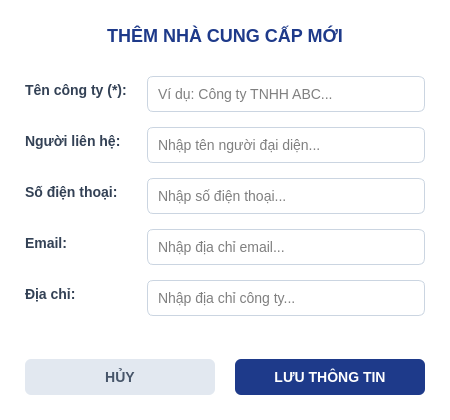
This is src/gui/supplier_dialog.ui in letrankhang/Supermarket_Manager as Qt 5 draws it before an edit. The edited form follows.
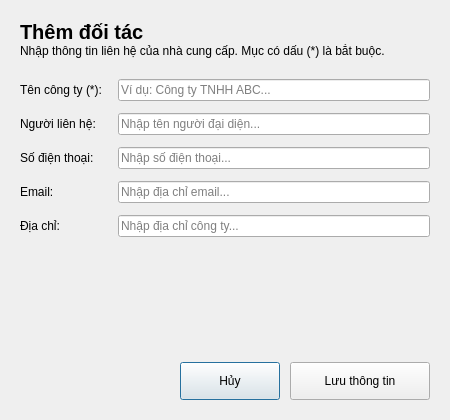
This is the edited form. Icons and pictures are not drawn.

Commit message: style: optimize UI theme

What changed in the file:
```diff
--- a/src/gui/supplier_dialog.ui
+++ b/src/gui/supplier_dialog.ui
@@ -4,44 +4,594 @@
  <widget class="QDialog" name="SupplierDialog">
   <property name="geometry"><rect><x>0</x><y>0</y><width>450</width><height>420</height></rect></property>
   <property name="windowTitle"><string>Thông tin Nhà cung cấp</string></property>
-  <property name="styleSheet"><string>background-color: white; font-size: 14px;</string></property>
+  <property name="styleSheet">
+   <string notr="true">QDialog#SupplierDialog {
+    background-color: #ffffff;
+    color: #0f172a;
+    font-family: &quot;Segoe UI&quot;, Arial, sans-serif;
+}
+QWidget {
+    font-family: &quot;Segoe UI&quot;, Arial, sans-serif;
+}
+QLabel {
+    background-color: transparent;
+    border: none;
+    color: #0f172a;
+}
+
+QLineEdit,
+QComboBox,
+QDateEdit,
+QSpinBox,
+QDoubleSpinBox {
+    background-color: #ffffff;
+    border: 1px solid #e2e8f0;
+    border-radius: 8px;
+    padding: 0px 12px;
+    min-height: 38px;
+    font-size: 13px;
+    color: #0f172a;
+    selection-background-color: #1d4ed8;
+    selection-color: #ffffff;
+}
+QTextEdit {
+    background-color: #ffffff;
+    border: 1px solid #e2e8f0;
+    border-radius: 8px;
+    padding: 8px 10px;
+    font-size: 13px;
+    color: #0f172a;
+    selection-background-color: #1d4ed8;
+    selection-color: #ffffff;
+}
+QLineEdit:hover,
+QComboBox:hover,
+QDateEdit:hover,
+QSpinBox:hover,
+QDoubleSpinBox:hover,
+QTextEdit:hover {
+    border: 1px solid #cbd5e1;
+}
+QLineEdit:focus,
+QComboBox:focus,
+QDateEdit:focus,
+QSpinBox:focus,
+QDoubleSpinBox:focus,
+QTextEdit:focus {
+    border: 1px solid #1d4ed8;
+}
+QLineEdit:disabled,
+QComboBox:disabled,
+QDateEdit:disabled,
+QSpinBox:disabled,
+QDoubleSpinBox:disabled {
+    background-color: #f8fafc;
+    color: #94a3b8;
+}
+QComboBox::drop-down {
+    subcontrol-origin: padding;
+    subcontrol-position: center right;
+    border: none;
+    background-color: transparent;
+    width: 26px;
+}
+QComboBox::down-arrow {
+    image: url(assets/images/chevron-down.png);
+    width: 10px;
+    height: 10px;
+}
+QComboBox::down-arrow:on {
+    image: url(assets/images/chevron-up.png);
+}
+QComboBox QAbstractItemView {
+    background-color: #ffffff;
+    border: 1px solid #e2e8f0;
+    border-radius: 8px;
+    padding: 4px;
+    outline: none;
+    selection-background-color: #eff6ff;
+    selection-color: #1d4ed8;
+}
+QSpinBox::up-button,
+QSpinBox::down-button,
+QDoubleSpinBox::up-button,
+QDoubleSpinBox::down-button,
+QDateEdit::up-button,
+QDateEdit::down-button {
+    subcontrol-origin: border;
+    width: 20px;
+    border: none;
+    background-color: transparent;
+}
+QSpinBox::up-button,
+QDoubleSpinBox::up-button,
+QDateEdit::up-button {
+    subcontrol-position: top right;
+}
+QSpinBox::down-button,
+QDoubleSpinBox::down-button,
+QDateEdit::down-button {
+    subcontrol-position: bottom right;
+}
+QSpinBox::up-button:hover,
+QSpinBox::down-button:hover,
+QDoubleSpinBox::up-button:hover,
+QDoubleSpinBox::down-button:hover,
+QDateEdit::up-button:hover,
+QDateEdit::down-button:hover {
+    background-color: #f1f5f9;
+}
+QSpinBox::up-arrow,
+QDoubleSpinBox::up-arrow,
+QDateEdit::up-arrow {
+    image: url(assets/images/chevron-up.png);
+    width: 9px;
+    height: 9px;
+}
+QSpinBox::down-arrow,
+QDoubleSpinBox::down-arrow,
+QDateEdit::down-arrow {
+    image: url(assets/images/chevron-down.png);
+    width: 9px;
+    height: 9px;
+}
+QCheckBox {
+    background-color: transparent;
+    color: #334155;
+    font-size: 13px;
+    font-weight: bold;
+    spacing: 8px;
+}
+QCheckBox::indicator {
+    width: 16px;
+    height: 16px;
+    border: 1px solid #cbd5e1;
+    border-radius: 4px;
+    background-color: #ffffff;
+}
+QCheckBox::indicator:hover {
+    border: 1px solid #1d4ed8;
+}
+QCheckBox::indicator:checked {
+    background-color: #1d4ed8;
+    border: 1px solid #1d4ed8;
+}
+
+QPushButton {
+    background-color: #ffffff;
+    color: #64748b;
+    border: 1px solid #e2e8f0;
+    border-radius: 8px;
+    padding: 0px 16px;
+    min-height: 38px;
+    font-size: 12px;
+    font-weight: bold;
+}
+QPushButton:hover {
+    background-color: #eff6ff;
+    color: #1d4ed8;
+    border: 1px solid #1d4ed8;
+}
+QPushButton:pressed {
+    background-color: #dbeafe;
+}
+QPushButton:disabled {
+    background-color: #f8fafc;
+    color: #cbd5e1;
+    border: 1px solid #e2e8f0;
+}
+QPushButton#RowActionButton {
+    background-color: transparent;
+    border: none;
+    border-radius: 6px;
+    padding: 0px;
+    min-width: 28px;
+    max-width: 28px;
+    min-height: 28px;
+    max-height: 28px;
+}
+QPushButton#RowActionButton:hover {
+    background-color: #eff6ff;
+}
+QPushButton#RowActionButton:pressed {
+    background-color: #dbeafe;
+}
+
+QTableWidget {
+    background-color: transparent;
+    border: none;
+    gridline-color: #f1f5f9;
+    font-size: 13px;
+    color: #334155;
+    outline: none;
+}
+QTableWidget::item {
+    padding: 8px;
+    border-bottom: 1px solid #f1f5f9;
+}
+QTableWidget::item:selected {
+    background-color: #eff6ff;
+    color: #1d4ed8;
+}
+QHeaderView {
+    background-color: #f8fafc;
+    border: none;
+    border-bottom: 1px solid #e2e8f0;
+}
+QHeaderView::section {
+    background-color: #f8fafc;
+    color: #64748b;
+    font-size: 11px;
+    font-weight: 700;
+    padding: 10px 8px;
+    border: none;
+    border-bottom: 1px solid #e2e8f0;
+}
+QTableCornerButton::section {
+    background-color: #f8fafc;
+    border: none;
+}
+
+QLabel[badge=&quot;info&quot;] {
+    background-color: #dbeafe;
+    color: #1d4ed8;
+    border-radius: 6px;
+    padding: 3px 10px;
+    font-size: 11px;
+    font-weight: 700;
+}
+QLabel[badge=&quot;success&quot;] {
+    background-color: #d1fae5;
+    color: #059669;
+    border-radius: 6px;
+    padding: 3px 10px;
+    font-size: 11px;
+    font-weight: 700;
+}
+QLabel[badge=&quot;warning&quot;] {
+    background-color: #ffedd5;
+    color: #ea580c;
+    border-radius: 6px;
+    padding: 3px 10px;
+    font-size: 11px;
+    font-weight: 700;
+}
+QLabel[badge=&quot;danger&quot;] {
+    background-color: #fee2e2;
+    color: #dc2626;
+    border-radius: 6px;
+    padding: 3px 10px;
+    font-size: 11px;
+    font-weight: 700;
+}
+QLabel[badge=&quot;neutral&quot;] {
+    background-color: #e2e8f0;
+    color: #64748b;
+    border-radius: 6px;
+    padding: 3px 10px;
+    font-size: 11px;
+    font-weight: 700;
+}
+QLabel[badge=&quot;violet&quot;] {
+    background-color: #ede9fe;
+    color: #6d28d9;
+    border-radius: 6px;
+    padding: 3px 10px;
+    font-size: 11px;
+    font-weight: 700;
+}
+QLabel[trend=&quot;up&quot;] {
+    background-color: #ecfdf5;
+    color: #059669;
+    border-radius: 4px;
+    padding: 2px 6px;
+    font-size: 11px;
+    font-weight: 700;
+}
+QLabel[trend=&quot;down&quot;] {
+    background-color: #fef2f2;
+    color: #dc2626;
+    border-radius: 4px;
+    padding: 2px 6px;
+    font-size: 11px;
+    font-weight: 700;
+}
+QLabel[trend=&quot;flat&quot;] {
+    background-color: #f1f5f9;
+    color: #64748b;
+    border-radius: 4px;
+    padding: 2px 6px;
+    font-size: 11px;
+    font-weight: 700;
+}
+QLabel[state=&quot;up&quot;] {
+    color: #10b981;
+    font-weight: bold;
+}
+QLabel[state=&quot;down&quot;] {
+    color: #ef4444;
+    font-weight: bold;
+}
+QLabel[state=&quot;flat&quot;] {
+    color: #64748b;
+    font-weight: bold;
+}
+QLabel[state=&quot;warning&quot;] {
+    color: #eab308;
+    font-weight: bold;
+}
+QLabel[state=&quot;safe&quot;] {
+    color: #10b981;
+}
+
+QScrollArea {
+    background-color: transparent;
+    border: none;
+}
+QScrollArea &gt; QWidget &gt; QWidget {
+    background-color: transparent;
+}
+QAbstractScrollArea::viewport {
+    background-color: transparent;
+}
+QScrollBar:vertical {
+    background-color: transparent;
+    width: 10px;
+    margin: 0px;
+    border: none;
+}
+QScrollBar::handle:vertical {
+    background-color: #cbd5e1;
+    min-height: 35px;
+    border-radius: 5px;
+}
+QScrollBar::handle:vertical:hover {
+    background-color: #94a3b8;
+}
+QScrollBar::handle:vertical:pressed {
+    background-color: #64748b;
+}
+QScrollBar::add-line:vertical,
+QScrollBar::sub-line:vertical {
+    height: 0px;
+    width: 0px;
+    background: transparent;
+    border: none;
+}
+QScrollBar::up-arrow:vertical,
+QScrollBar::down-arrow:vertical {
+    width: 0px;
+    height: 0px;
+    background: transparent;
+    border: none;
+}
+QScrollBar::add-page:vertical,
+QScrollBar::sub-page:vertical {
+    background: transparent;
+}
+QScrollBar:horizontal {
+    background-color: transparent;
+    height: 10px;
+    margin: 0px;
+    border: none;
+}
+QScrollBar::handle:horizontal {
+    background-color: #cbd5e1;
+    min-width: 35px;
+    border-radius: 5px;
+}
+QScrollBar::handle:horizontal:hover {
+    background-color: #94a3b8;
+}
+QScrollBar::handle:horizontal:pressed {
+    background-color: #64748b;
+}
+QScrollBar::add-line:horizontal,
+QScrollBar::sub-line:horizontal {
+    width: 0px;
+    height: 0px;
+    background: transparent;
+    border: none;
+}
+QScrollBar::left-arrow:horizontal,
+QScrollBar::right-arrow:horizontal {
+    width: 0px;
+    height: 0px;
+    background: transparent;
+    border: none;
+}
+QScrollBar::add-page:horizontal,
+QScrollBar::sub-page:horizontal {
+    background: transparent;
+}
+
+QMenu {
+    background-color: #ffffff;
+    border: 1px solid #e2e8f0;
+    border-radius: 8px;
+    padding: 6px;
+}
+QMenu::item {
+    background-color: transparent;
+    color: #334155;
+    border-radius: 6px;
+    padding: 7px 18px;
+    font-size: 13px;
+}
+QMenu::item:selected {
+    background-color: #eff6ff;
+    color: #1d4ed8;
+}
+QMenu::separator {
+    height: 1px;
+    background-color: #e2e8f0;
+    margin: 6px 4px;
+}
+
+QLabel#lblHeaderTitle {
+    color: #0f172a;
+    padding: 0px;
+    margin: 0px;
+}
+
+QLabel#lblHeaderSubtitle {
+    color: #6b7280;
+    font-size: 12px;
+    font-weight: normal;
+    margin-top: 4px;
+}
+
+QLabel#label,
+QLabel#label_2,
+QLabel#label_3,
+QLabel#label_4,
+QLabel#label_5 {
+    color: #64748b;
+    font-size: 12px;
+    font-weight: 600;
+}
+
+QPushButton#btnSave {
+    background-color: #1d4ed8;
+    color: #ffffff;
+    border: none;
+    border-radius: 8px;
+    padding: 0px 20px;
+    min-height: 38px;
+    font-size: 13px;
+    font-weight: 700;
+}
+QPushButton#btnSave:hover {
+    background-color: #1e3a8a;
+}
+QPushButton#btnSave:pressed {
+    background-color: #1e40af;
+}
+QPushButton#btnSave:disabled {
+    background-color: #cbd5e1;
+    color: #f8fafc;
+}
+</string>
+  </property>
   <layout class="QVBoxLayout" name="verticalLayout">
-   <property name="spacing"><number>20</number></property>
-   <property name="margin"><number>25</number></property>
+   <property name="spacing"><number>16</number></property>
+   <property name="leftMargin"><number>20</number></property>
+   <property name="topMargin"><number>20</number></property>
+   <property name="rightMargin"><number>20</number></property>
+   <property name="bottomMargin"><number>20</number></property>
    <item>
-    <widget class="QLabel" name="lblHeader">
-     <property name="text"><string>THÊM NHÀ CUNG CẤP MỚI</string></property>
-     <property name="styleSheet"><string>font-size: 18px; font-weight: bold; color: #1e3a8a; margin-bottom: 10px;</string></property>
-     <property name="alignment"><set>Qt::AlignCenter</set></property>
-    </widget>
+    <layout class="QHBoxLayout" name="horizontalLayout_header">
+     <item>
+      <layout class="QVBoxLayout" name="verticalLayout_header">
+       <property name="spacing">
+        <number>0</number>
+       </property>
+       <property name="bottomMargin">
+        <number>5</number>
+       </property>
+       <item>
+        <widget class="QLabel" name="lblHeaderTitle">
+         <property name="font">
+          <font>
+           <pointsize>15</pointsize>
+           <bold>true</bold>
+          </font>
+         </property>
+         <property name="text">
+          <string>Thêm đối tác</string>
+         </property>
+        </widget>
+       </item>
+       <item>
+        <widget class="QLabel" name="lblHeaderSubtitle">
+         <property name="wordWrap">
+          <bool>true</bool>
+         </property>
+         <property name="text">
+          <string>Nhập thông tin liên hệ của nhà cung cấp. Mục có dấu (*) là bắt buộc.</string>
+         </property>
+        </widget>
+       </item>
+      </layout>
+     </item>
+    </layout>
    </item>
    <item>
     <layout class="QFormLayout" name="formLayout">
-     <property name="verticalSpacing"><number>15</number></property>
+     <property name="labelAlignment">
+      <set>Qt::AlignmentFlag::AlignLeading|Qt::AlignmentFlag::AlignLeft|Qt::AlignmentFlag::AlignVCenter</set>
+     </property>
+     <property name="verticalSpacing"><number>12</number></property>
 
-     <item row="0" column="0"><widget class="QLabel" name="label"><property name="text"><string>Tên công ty (*):</string></property><property name="styleSheet"><string>font-weight: bold; color: #334155;</string></property></widget></item>
-     <item row="0" column="1"><widget class="QLineEdit" name="txtCompanyName"><property name="placeholderText"><string>Ví dụ: Công ty TNHH ABC...</string></property><property name="styleSheet"><string>border: 1px solid #cbd5e1; border-radius: 6px; padding: 8px;</string></property></widget></item>
+     <item row="0" column="0"><widget class="QLabel" name="label"><property name="text"><string>Tên công ty (*):</string></property></widget></item>
+     <item row="0" column="1"><widget class="QLineEdit" name="txtCompanyName"><property name="placeholderText"><string>Ví dụ: Công ty TNHH ABC...</string></property></widget></item>
 
-     <item row="1" column="0"><widget class="QLabel" name="label_2"><property name="text"><string>Người liên hệ:</string></property><property name="styleSheet"><string>font-weight: bold; color: #334155;</string></property></widget></item>
-     <item row="1" column="1"><widget class="QLineEdit" name="txtContactName"><property name="placeholderText"><string>Nhập tên người đại diện...</string></property><property name="styleSheet"><string>border: 1px solid #cbd5e1; border-radius: 6px; padding: 8px;</string></property></widget></item>
+     <item row="1" column="0"><widget class="QLabel" name="label_2"><property name="text"><string>Người liên hệ:</string></property></widget></item>
+     <item row="1" column="1"><widget class="QLineEdit" name="txtContactName"><property name="placeholderText"><string>Nhập tên người đại diện...</string></property></widget></item>
 
-     <item row="2" column="0"><widget class="QLabel" name="label_3"><property name="text"><string>Số điện thoại:</string></property><property name="styleSheet"><string>font-weight: bold; color: #334155;</string></property></widget></item>
-     <item row="2" column="1"><widget class="QLineEdit" name="txtPhone"><property name="placeholderText"><string>Nhập số điện thoại...</string></property><property name="styleSheet"><string>border: 1px solid #cbd5e1; border-radius: 6px; padding: 8px;</string></property></widget></item>
+     <item row="2" column="0"><widget class="QLabel" name="label_3"><property name="text"><string>Số điện thoại:</string></property></widget></item>
+     <item row="2" column="1"><widget class="QLineEdit" name="txtPhone"><property name="placeholderText"><string>Nhập số điện thoại...</string></property></widget></item>
 
-     <item row="3" column="0"><widget class="QLabel" name="label_4"><property name="text"><string>Email:</string></property><property name="styleSheet"><string>font-weight: bold; color: #334155;</string></property></widget></item>
-     <item row="3" column="1"><widget class="QLineEdit" name="txtEmail"><property name="placeholderText"><string>Nhập địa chỉ email...</string></property><property name="styleSheet"><string>border: 1px solid #cbd5e1; border-radius: 6px; padding: 8px;</string></property></widget></item>
+     <item row="3" column="0"><widget class="QLabel" name="label_4"><property name="text"><string>Email:</string></property></widget></item>
+     <item row="3" column="1"><widget class="QLineEdit" name="txtEmail"><property name="placeholderText"><string>Nhập địa chỉ email...</string></property></widget></item>
 
-     <item row="4" column="0"><widget class="QLabel" name="label_5"><property name="text"><string>Địa chỉ:</string></property><property name="styleSheet"><string>font-weight: bold; color: #334155;</string></property></widget></item>
-     <item row="4" column="1"><widget class="QLineEdit" name="txtAddress"><property name="placeholderText"><string>Nhập địa chỉ công ty...</string></property><property name="styleSheet"><string>border: 1px solid #cbd5e1; border-radius: 6px; padding: 8px;</string></property></widget></item>
+     <item row="4" column="0"><widget class="QLabel" name="label_5"><property name="text"><string>Địa chỉ:</string></property></widget></item>
+     <item row="4" column="1"><widget class="QLineEdit" name="txtAddress"><property name="placeholderText"><string>Nhập địa chỉ công ty...</string></property></widget></item>
     </layout>
    </item>
    <item>
-    <spacer name="verticalSpacer"><property name="orientation"><enum>Qt::Vertical</enum></property><property name="sizeHint"><size><width>20</width><height>20</height></size></property></spacer>
+    <spacer name="verticalSpacer"><property name="orientation"><enum>Qt::Vertical</enum></property><property name="sizeHint" stdset="0"><size><width>20</width><height>0</height></size></property></spacer>
    </item>
    <item>
     <layout class="QHBoxLayout" name="horizontalLayout">
-     <item><widget class="QPushButton" name="btnCancel"><property name="text"><string>HỦY</string></property><property name="styleSheet"><string>background-color: #e2e8f0; color: #475569; padding: 10px; border-radius: 6px; font-weight: bold;</string></property></widget></item>
-     <item><widget class="QPushButton" name="btnSave"><property name="text"><string>LƯU THÔNG TIN</string></property><property name="styleSheet"><string>background-color: #1e3a8a; color: white; padding: 10px; border-radius: 6px; font-weight: bold;</string></property></widget></item>
+     <property name="spacing">
+      <number>10</number>
+     </property>
+     <item>
+      <spacer name="horizontalSpacer_bottom">
+       <property name="orientation">
+        <enum>Qt::Horizontal</enum>
+       </property>
+       <property name="sizeHint" stdset="0">
+        <size>
+         <width>0</width>
+         <height>0</height>
+        </size>
+       </property>
+      </spacer>
+     </item>
+     <item>
+      <widget class="QPushButton" name="btnCancel">
+       <property name="minimumSize">
+        <size>
+         <width>100</width>
+         <height>38</height>
+        </size>
+       </property>
+       <property name="cursor">
+        <cursorShape>PointingHandCursor</cursorShape>
+       </property>
+       <property name="text">
+        <string>Hủy</string>
+       </property>
+      </widget>
+     </item>
+     <item>
+      <widget class="QPushButton" name="btnSave">
+       <property name="minimumSize">
+        <size>
+         <width>140</width>
+         <height>38</height>
+        </size>
+       </property>
+       <property name="cursor">
+        <cursorShape>PointingHandCursor</cursorShape>
+       </property>
+       <property name="text">
+        <string>Lưu thông tin</string>
+       </property>
+      </widget>
+     </item>
     </layout>
    </item>
   </layout>
```
The commit also changes 159 other files.
